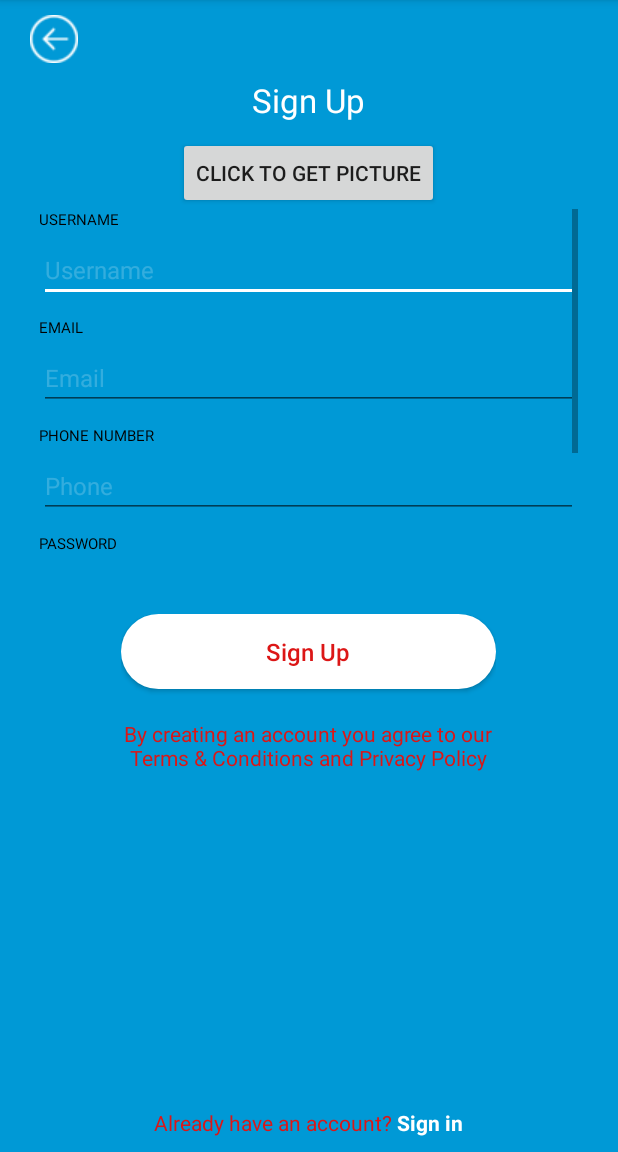
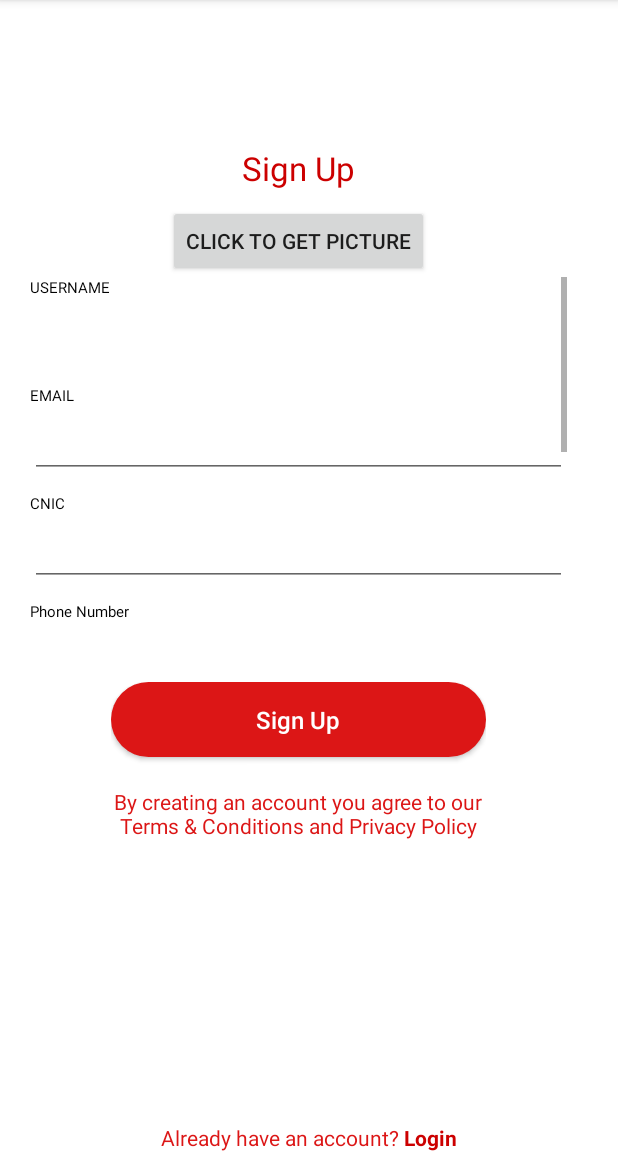
Before and after one commit to bilalhussain793/GetDone, an Android app: the sign_up screen opened directly, with no data from a screen before it, on a phone screen of 412 x 824 dp, the part 84-1236 px from its top. Run offline under Robolectric (Android 15) with nearby library versions, the phone set to English and light mode, and no system bars; our stand-ins replace Firebase (no records; nobody signed in at launch, a user with empty details on screens opened directly), Volley; 1 statement that could not run was skipped.

Commit message:
Login + Update Profile + Update Task + Front End issues Done

```diff
--- a/app/src/main/res/layout/activity_sign_up.xml
+++ b/app/src/main/res/layout/activity_sign_up.xml
@@ -3,18 +3,11 @@
     xmlns:app="http://schemas.android.com/apk/res-auto"
     xmlns:tools="http://schemas.android.com/tools"
     android:layout_width="match_parent"
-    android:layout_height="match_parent"
-    android:background="#0099D6"
+    android:layout_height="wrap_content"
+    android:background="#ffffff"
     android:orientation="vertical"
     tools:context=".MainActivity">
 
-    <ImageView
-        android:id="@+id/iv_back"
-        android:layout_width="wrap_content"
-        android:layout_height="wrap_content"
-        android:src="@drawable/ic_action_back"
-        android:layout_marginLeft="@dimen/space20"
-        android:layout_marginTop="@dimen/space10"/>
     <LinearLayout
         android:id="@+id/ll_bottom"
         android:layout_width="wrap_content"
@@ -33,126 +26,172 @@
             android:textColor="#dc1616"
             android:textSize="@dimen/txt14"
             android:textStyle="normal" />
+
         <TextView
             android:id="@+id/tv_sign_in1"
             android:layout_width="wrap_content"
             android:layout_height="wrap_content"
-            android:text="Sign in"
+            android:gravity="center_horizontal"
+            android:text="Login"
+            android:textColor="@android:color/holo_red_dark"
             android:textSize="@dimen/txt14"
-            android:textStyle="bold"
-            android:textColor="@android:color/white"
-            android:gravity="center_horizontal"/>
+            android:textStyle="bold" />
     </LinearLayout>
+
     <LinearLayout
-        android:layout_width="match_parent"
-        android:layout_height="wrap_content"
-        android:layout_below="@id/iv_back"
+        android:layout_width="398dp"
+        android:layout_height="641dp"
+
         android:layout_above="@id/ll_bottom"
-        android:layout_marginTop="@dimen/space10"
+
+        android:gravity="center_horizontal"
+        android:orientation="vertical"
         android:paddingLeft="@dimen/space20"
-        android:paddingRight="@dimen/space20"
-        android:gravity="center_horizontal"
-        android:orientation="vertical">
+        android:paddingRight="@dimen/space20">
 
         <TextView
             android:id="@+id/tv_sign_up"
             android:layout_width="wrap_content"
             android:layout_height="wrap_content"
-            android:layout_below="@id/iv_back"
+
             android:layout_gravity="center_horizontal"
             android:layout_marginBottom="10dp"
             android:text="Sign Up"
-            android:textColor="#FFFFFF"
+            android:textColor="@android:color/holo_red_dark"
             android:textSize="@dimen/txt22" />
 
         <ImageView
             android:id="@+id/imgView"
             android:layout_width="fill_parent"
             android:layout_height="wrap_content"
-            android:layout_weight="0"/>
+            android:layout_weight="0" />
 
         <Button
             android:id="@+id/buttonLoadPicture"
             android:layout_width="wrap_content"
             android:layout_height="wrap_content"
+            android:layout_gravity="center"
             android:layout_weight="0"
-            android:text="Click to get picture"
-            android:layout_gravity="center"/>
+            android:text="Click to get picture" />
 
 
         <ScrollView
             android:layout_width="wrap_content"
             android:layout_height="250dp">
+
             <LinearLayout
                 android:layout_width="match_parent"
                 android:layout_height="wrap_content"
+                android:layout_marginBottom="@dimen/space20"
                 android:orientation="vertical"
-            android:paddingBottom="@dimen/space5"
 
-            android:layout_marginBottom="@dimen/space20">
+                android:paddingBottom="@dimen/space5">
+
                 <TextView
                     android:layout_width="wrap_content"
                     android:layout_height="wrap_content"
+                    android:layout_marginBottom="@dimen/space5"
                     android:text="USERNAME"
-                android:textSize="@dimen/txt10"
                     android:textColor="#000000"
-                android:layout_marginBottom="@dimen/space5"/>
+                    android:textSize="@dimen/txt10" />
+
                 <EditText
                     android:id="@+id/et_username1"
                     android:layout_width="match_parent"
                     android:layout_height="wrap_content"
+                    android:layout_marginBottom="10dp"
+                    android:hint="Username"
+                    android:inputType="textPersonName"
+                    android:lines="1"
                     android:text=""
-                android:layout_marginBottom="10dp"
-                android:textSize="@dimen/txt16"
-                android:hint="Username"
                     android:textColor="#000000"
-                android:inputType="textPersonName"
                     android:textColorHint="@color/txt_hint"
 
-                android:lines="1"/>
+                    android:textSize="@dimen/txt16" />
 
                 <TextView
                     android:layout_width="wrap_content"
                     android:layout_height="wrap_content"
+                    android:layout_marginBottom="@dimen/space5"
                     android:text="EMAIL"
-                android:textSize="@dimen/txt10"
                     android:textColor="#000000"
-                android:layout_marginBottom="@dimen/space5"/>
+                    android:textSize="@dimen/txt10" />
+
                 <EditText
                     android:id="@+id/et_email1"
                     android:layout_width="match_parent"
                     android:layout_height="wrap_content"
                     android:layout_marginBottom="10dp"
+                    android:hint="Email"
+                    android:inputType="textEmailAddress"
+                    android:lines="1"
                     android:text=""
-                android:textSize="@dimen/txt16"
-                android:hint="Email"
                     android:textColor="#000000"
                     android:textColorHint="@color/txt_hint"
-                android:lines="1"
-                android:inputType="textEmailAddress"
-                />
+                    android:textSize="@dimen/txt16" />
 
                 <TextView
                     android:layout_width="wrap_content"
                     android:layout_height="wrap_content"
-                android:text="PHONE NUMBER"
+                    android:layout_marginBottom="@dimen/space5"
 
-                android:textSize="@dimen/txt10"
+                    android:text="CNIC"
                     android:textColor="#000000"
-                android:layout_marginBottom="@dimen/space5"/>
+                    android:textSize="@dimen/txt10" />
 
                 <EditText
-                android:id="@+id/et_phn_number1"
+                    android:id="@+id/et_cnic"
                     android:layout_width="match_parent"
                     android:layout_height="wrap_content"
+                    android:layout_marginBottom="10dp"
                     android:hint="Phone"
                     android:inputType="phone"
                     android:lines="1"
-                android:layout_marginBottom="10dp"
                     android:text=""
                     android:textColor="#000000"
                     android:textColorHint="@color/txt_hint"
                     android:textSize="@dimen/txt16" />
+
+                <TextView
+                    android:layout_width="wrap_content"
+                    android:layout_height="wrap_content"
+                    android:layout_marginBottom="@dimen/space5"
+
+                    android:text="Phone Number"
+                    android:textColor="#000000"
+                    android:textSize="@dimen/txt10" />
+
+                <EditText
+                    android:id="@+id/et_phone"
+                    android:layout_width="match_parent"
+                    android:layout_height="wrap_content"
+                    android:layout_marginBottom="10dp"
+                    android:hint="Phone"
+                    android:inputType="phone"
+                    android:lines="1"
+                    android:text=""
+                    android:textColor="#000000"
+                    android:textColorHint="@color/txt_hint"
+                    android:textSize="@dimen/txt16" />
+
+                <TextView
+                    android:layout_width="wrap_content"
+                    android:layout_height="wrap_content"
+                    android:layout_marginBottom="@dimen/space5"
+
+                    android:text="TYPE"
+                    android:textColor="#000000"
+                    android:textSize="@dimen/txt10" />
+
+                <Spinner
+                    android:id="@+id/spinner"
+                    android:layout_width="match_parent"
+                    android:layout_height="40dp"
+                    android:layout_marginBottom="20dp"
+                    android:prompt="@string/spinner_title"
+
+
+                    />
 
 
                 <TextView
@@ -167,9 +206,10 @@
                     android:id="@+id/et_pass1"
                     android:layout_width="match_parent"
                     android:layout_height="wrap_content"
+                    android:layout_marginBottom="10dp"
                     android:hint="Password"
                     android:text=""
-                android:layout_marginBottom="10dp"
+                    android:inputType="textPassword"
                     android:textColor="#000000"
                     android:textColorHint="@color/txt_hint"
                     android:textSize="@dimen/txt16" />
@@ -188,14 +228,15 @@
                     android:layout_width="359dp"
                     android:layout_height="wrap_content"
 
+                    android:layout_marginBottom="10dp"
                     android:hint="Password"
-                android:layout_marginBottom="10dp"
                     android:inputType="textPassword"
                     android:lines="1"
                     android:text=""
                     android:textColor="#000000"
                     android:textColorHint="@color/txt_hint"
                     android:textSize="@dimen/txt16" />
+
                 <TextView
                     android:layout_width="wrap_content"
                     android:layout_height="wrap_content"
@@ -213,18 +254,18 @@
             android:id="@+id/ll_button"
             android:layout_width="wrap_content"
             android:layout_height="wrap_content"
-            android:orientation="vertical"
-            android:layout_marginTop="20dp">
+            android:layout_marginTop="20dp"
+            android:orientation="vertical">
 
             <Button
                 android:id="@+id/btn_sign_up1"
                 android:layout_width="@dimen/btn_width"
                 android:layout_height="@dimen/btn_height"
                 android:layout_marginBottom="@dimen/space20"
-                android:background="@drawable/btn_white_selector"
+                android:background="@drawable/bg_btn_red"
                 android:text="Sign Up"
                 android:textAllCaps="false"
-                android:textColor="#dc1616"
+                android:textColor="@color/colorAccent"
                 android:textSize="@dimen/txt16" />
 
             <TextView
```
Lines whose indentation alone changed are shown as unchanged.
